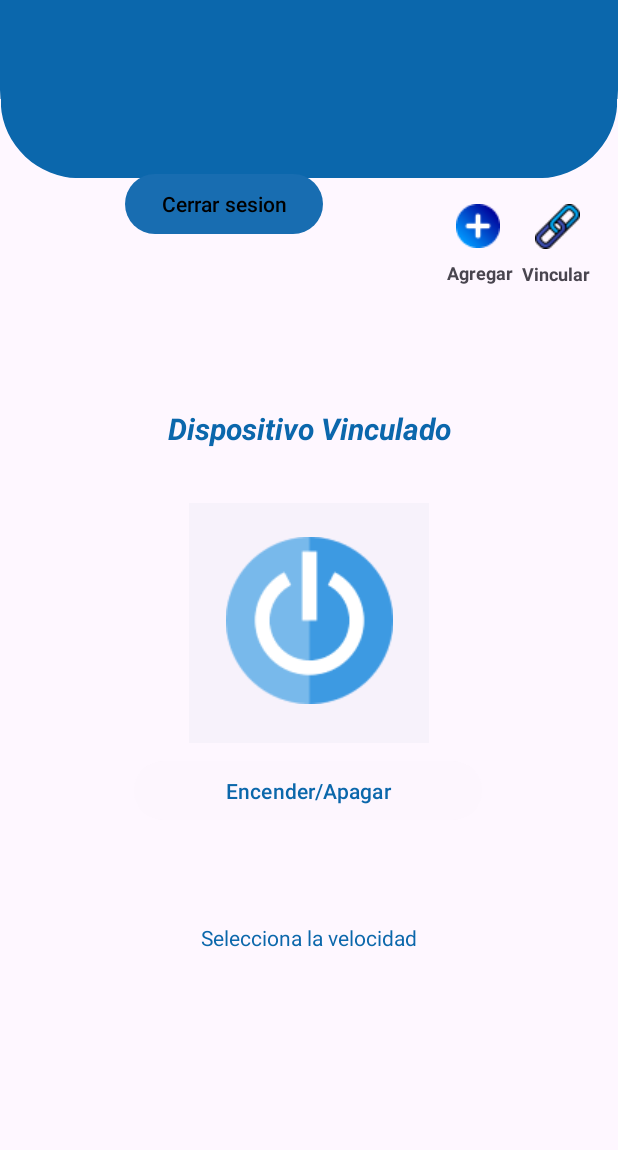
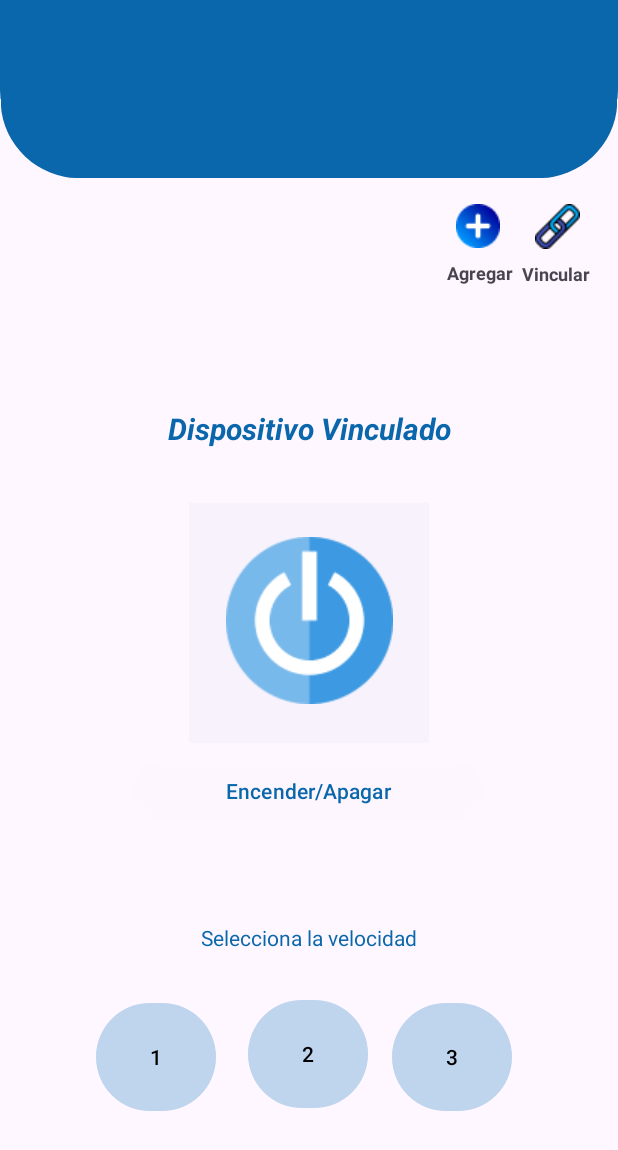
Before and after one commit to PedroJR45/Fanlink, an Android app: the Manejar_dispositivo screen opened directly, with no data from a screen before it, on a phone screen of 412 x 824 dp. Shown: the top 1150 px of the screen. Run offline under Robolectric (Android 15) with nearby library versions, the phone set to English and light mode, and no system bars.

Commit message:
Codigo hardcodeado

```diff
--- a/app/src/main/java/com/example/fanlynk/Manejar_dispositivo.kt
+++ b/app/src/main/java/com/example/fanlynk/Manejar_dispositivo.kt
@@ -1,12 +1,30 @@
 package com.example.fanlynk
 
+import android.Manifest
+import android.bluetooth.BluetoothAdapter
+import android.bluetooth.BluetoothDevice
+import android.bluetooth.BluetoothSocket
+import android.content.Intent
+import android.content.pm.PackageManager
 import android.os.Bundle
+import android.widget.Button
+import android.widget.ImageView
+import android.widget.Toast
 import androidx.activity.enableEdgeToEdge
 import androidx.appcompat.app.AppCompatActivity
+import androidx.core.app.ActivityCompat
 import androidx.core.view.ViewCompat
 import androidx.core.view.WindowInsetsCompat
+import java.io.IOException
+import java.util.*
 
 class Manejar_dispositivo : AppCompatActivity() {
+
+    private var bluetoothAdapter: BluetoothAdapter? = null
+    private var bluetoothSocket: BluetoothSocket? = null
+    private val deviceAddress = "00:21:13:00:D7:2E"
+    private val uuid: UUID = UUID.fromString("00001101-0000-1000-8000-00805F9B34FB") // UUID para el HC-05
+
     override fun onCreate(savedInstanceState: Bundle?) {
         super.onCreate(savedInstanceState)
         enableEdgeToEdge()
@@ -16,5 +34,81 @@ class Manejar_dispositivo : AppCompatActivity() {
             v.setPadding(systemBars.left, systemBars.top, systemBars.right, systemBars.bottom)
             insets
         }
+
+        bluetoothAdapter = BluetoothAdapter.getDefaultAdapter()
+
+        findViewById<ImageView>(R.id.imgAgregar).setOnClickListener {
+            val intent = Intent(this, sincronizar::class.java)
+            startActivity(intent)
+        }
+
+        findViewById<ImageView>(R.id.imgVincular).setOnClickListener {
+            val intent = Intent(this, vincular::class.java)
+            startActivity(intent)
+        }
+
+        val buttons = listOf<Button>(
+            findViewById(R.id.button),
+            findViewById(R.id.button2),
+            findViewById(R.id.button3),
+            findViewById(R.id.button4)
+        )
+
+        buttons.forEach { button ->
+            button.setOnClickListener {
+                sendBluetoothSignal("TOGGLE")
+            }
+        }
+
+        findViewById<ImageView>(R.id.imageEncendidoApagado).setOnClickListener {
+            sendBluetoothSignal("TOGGLE")
+        }
+
+        connectToBluetoothDevice()
+    }
+
+    private fun connectToBluetoothDevice() {
+        val device: BluetoothDevice? = bluetoothAdapter?.getRemoteDevice(deviceAddress)
+        try {
+            if (ActivityCompat.checkSelfPermission(
+                    this,
+                    Manifest.permission.BLUETOOTH_CONNECT
+                ) != PackageManager.PERMISSION_GRANTED
+            ) {
+                // TODO: Consider calling
+                //    ActivityCompat#requestPermissions
+                // here to request the missing permissions, and then overriding
+                //   public void onRequestPermissionsResult(int requestCode, String[] permissions,
+                //                                          int[] grantResults)
+                // to handle the case where the user grants the permission. See the documentation
+                // for ActivityCompat#requestPermissions for more details.
+                return
+            }
+            bluetoothSocket = device?.createRfcommSocketToServiceRecord(uuid)
+            bluetoothSocket?.connect()
+            Toast.makeText(this, "Conectado a HC-05", Toast.LENGTH_SHORT).show()
+        } catch (e: IOException) {
+            e.printStackTrace()
+            Toast.makeText(this, "Error al conectar con HC-05", Toast.LENGTH_SHORT).show()
+        }
+    }
+
+    private fun sendBluetoothSignal(signal: String) {
+        try {
+            bluetoothSocket?.outputStream?.write(signal.toByteArray())
+            Toast.makeText(this, "Señal enviada: $signal", Toast.LENGTH_SHORT).show()
+        } catch (e: IOException) {
+            e.printStackTrace()
+            Toast.makeText(this, "Error al enviar la señal", Toast.LENGTH_SHORT).show()
+        }
+    }
+
+    override fun onDestroy() {
+        super.onDestroy()
+        try {
+            bluetoothSocket?.close()
+        } catch (e: IOException) {
+            e.printStackTrace()
+        }
     }
 }
--- a/app/src/main/res/layout/activity_manejar_dispositivo.xml
+++ b/app/src/main/res/layout/activity_manejar_dispositivo.xml
@@ -5,9 +5,7 @@
     android:id="@+id/main"
     android:layout_width="match_parent"
     android:layout_height="match_parent"
-    tools:context=".Manejar_dispositivo"
-    android:requestLegacyExternalStorage="true"
-    android:usesCleartextTraffic="true">
+    tools:context=".Manejar_dispositivo">
 
     <View
         android:id="@+id/fondoHome"
@@ -67,6 +65,49 @@
         app:layout_constraintStart_toStartOf="parent"
         app:layout_constraintTop_toBottomOf="@+id/button"
         app:layout_constraintVertical_bias="0.545" />
+
+    <Button
+        android:id="@+id/button2"
+        android:layout_width="80dp"
+        android:layout_height="80dp"
+        android:layout_marginBottom="16dp"
+        android:backgroundTint="#2D3887C3"
+        android:text="1"
+        app:layout_constraintBottom_toBottomOf="parent"
+        app:layout_constraintEnd_toEndOf="parent"
+        app:layout_constraintHorizontal_bias="0.193"
+        app:layout_constraintStart_toStartOf="parent"
+        app:layout_constraintTop_toBottomOf="@+id/textView5"
+        app:layout_constraintVertical_bias="0.212" />
+
+    <Button
+        android:id="@+id/button3"
+        android:layout_width="80dp"
+        android:layout_height="80dp"
+        android:layout_marginStart="10dp"
+        android:layout_marginBottom="52dp"
+        android:backgroundTint="#2D3887C3"
+        android:text="2"
+        app:layout_constraintBottom_toBottomOf="parent"
+        app:layout_constraintEnd_toEndOf="parent"
+        app:layout_constraintHorizontal_bias="0.062"
+        app:layout_constraintStart_toEndOf="@+id/button2"
+        app:layout_constraintTop_toBottomOf="@+id/textView5"
+        app:layout_constraintVertical_bias="0.338" />
+
+    <Button
+        android:id="@+id/button4"
+        android:layout_width="80dp"
+        android:layout_height="80dp"
+        android:layout_marginBottom="16dp"
+        android:backgroundTint="#2D3887C3"
+        android:text="3"
+        app:layout_constraintBottom_toBottomOf="parent"
+        app:layout_constraintEnd_toEndOf="parent"
+        app:layout_constraintHorizontal_bias="0.186"
+        app:layout_constraintStart_toEndOf="@+id/button3"
+        app:layout_constraintTop_toBottomOf="@+id/textView5"
+        app:layout_constraintVertical_bias="0.212" />
 
     <View
         android:id="@+id/view"
@@ -141,15 +182,5 @@
         app:layout_constraintVertical_bias="0.47"
         app:srcCompat="@drawable/boton_encendido" />
 
-    <Button
-        android:id="@+id/buttonLogout"
-        android:layout_width="wrap_content"
-        android:layout_height="wrap_content"
-        android:text="Cerrar sesion"
-        app:layout_constraintBottom_toTopOf="@+id/textView4"
-        app:layout_constraintEnd_toStartOf="@+id/textView6"
-        app:layout_constraintStart_toStartOf="parent"
-        app:layout_constraintTop_toTopOf="parent" />
-
 
 </androidx.constraintlayout.widget.ConstraintLayout>
```
Also changed, not shown: app/src/main/java/com/example/fanlynk/Iniciar_session.kt (+24 -1 lines), 1 other file.
